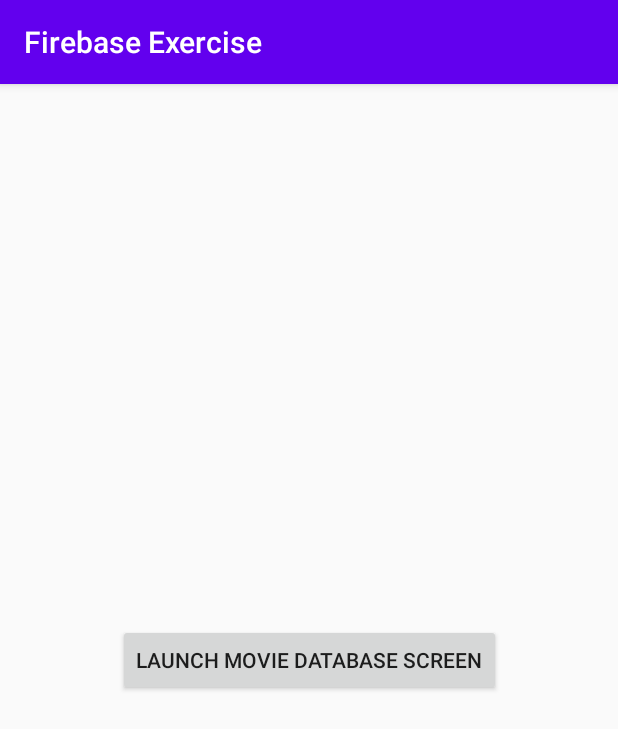
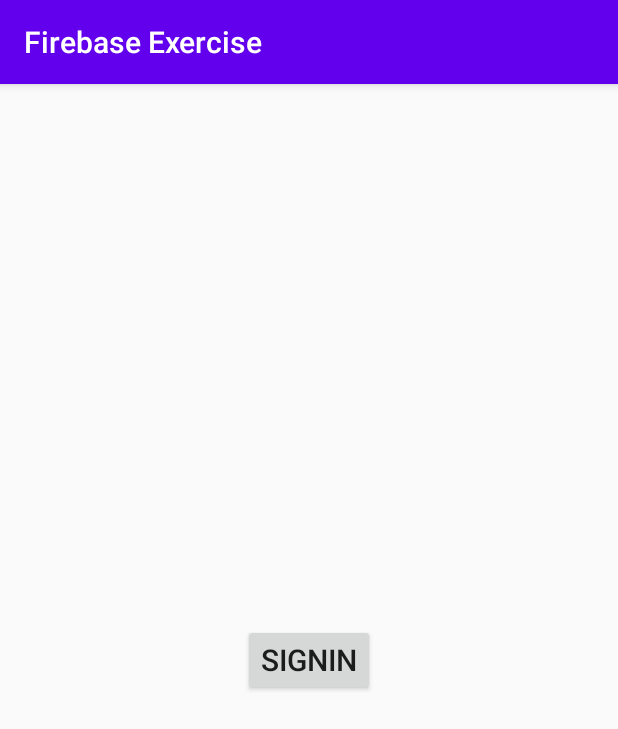
Before and after one commit to al-nafis/firebase-exercise, an Android app: the screen it shows after launch (MainActivity before the commit, SignInActivity after it), on a phone screen of 412 x 824 dp. Shown: the top 729 px of the screen. Run offline under Robolectric (Android 15) with nearby library versions, the phone set to English and light mode, and no system bars; our stand-ins replace Dagger/Hilt's generated code, Firebase (no records; nobody signed in at launch, a user with empty details on screens opened directly), RxJava, data binding.

```diff
--- a/app/src/main/AndroidManifest.xml
+++ b/app/src/main/AndroidManifest.xml
@@ -13,7 +13,8 @@
         android:roundIcon="@mipmap/ic_launcher_round"
         android:supportsRtl="true"
         android:theme="@style/AppTheme">
-        <activity android:name=".movie_viewer.MovieViewerActivity"></activity>
+        <activity android:name=".sign_in.SignInActivity" />
+        <activity android:name=".movie_viewer.MovieViewerActivity" />
         <activity android:name=".add_movie.AddMovieActivity" />
         <activity android:name=".MainActivity">
             <intent-filter>
--- a/app/src/main/java/com/example/firebase_exercise/MainActivity.kt
+++ b/app/src/main/java/com/example/firebase_exercise/MainActivity.kt
@@ -1,13 +1,28 @@
 package com.example.firebase_exercise
 
-import android.content.Intent
 import android.os.Bundle
+import android.view.Menu
+import android.view.MenuItem
 import androidx.databinding.DataBindingUtil
 import com.example.firebase_exercise.databinding.ActivityMainBinding
 import com.example.firebase_exercise.movie_viewer.MovieViewerActivity
+import com.example.firebase_exercise.sign_in.SignInActivity
+import com.google.android.gms.auth.api.signin.GoogleSignIn
+import com.google.android.gms.auth.api.signin.GoogleSignInClient
+import com.google.android.gms.auth.api.signin.GoogleSignInOptions
+import com.google.firebase.auth.FirebaseAuth
+import com.google.firebase.auth.FirebaseUser
 import io.reactivex.rxjava3.disposables.CompositeDisposable
+import javax.inject.Inject
 
 class MainActivity : BaseActivity() {
+
+    @Inject
+    lateinit var sharedPrefUtil: SharedPrefUtil
+
+    private lateinit var firebaseAuth: FirebaseAuth
+    private var firebaseUser: FirebaseUser? = null
+    private lateinit var googleSignInClient: GoogleSignInClient
 
     override fun onCreate(savedInstanceState: Bundle?) {
         super.onCreate(savedInstanceState)
@@ -15,10 +30,51 @@ class MainActivity : BaseActivity() {
         binding.activity = this
     }
 
+    override fun onResume() {
+        super.onResume()
+        authenticateUser()
+    }
+
     override fun getDisposable(): CompositeDisposable =
         CompositeDisposable()
 
+    override fun onCreateOptionsMenu(menu: Menu?): Boolean {
+        menuInflater.inflate(R.menu.main_menu, menu)
+        return true
+    }
+
+    override fun onOptionsItemSelected(item: MenuItem): Boolean {
+        return if (item.itemId == R.id.sign_out_menu) {
+            firebaseAuth.signOut()
+            googleSignInClient.signOut()
+            sharedPrefUtil.setUser(SharedPrefUtil.ANONYMOUS)
+            launchActivity(SignInActivity::class)
+            finish()
+            true
+        } else {
+            super.onOptionsItemSelected(item)
+        }
+    }
+
     fun launchMovieDatabase() {
-        startActivity(Intent(this, MovieViewerActivity::class.java))
+        launchActivity(MovieViewerActivity::class)
+        finish()
+    }
+
+    private fun authenticateUser() {
+        val gso: GoogleSignInOptions =
+            GoogleSignInOptions.Builder(GoogleSignInOptions.DEFAULT_SIGN_IN)
+                .requestIdToken(getString(R.string.default_web_client_id))
+                .requestEmail()
+                .build()
+        googleSignInClient = GoogleSignIn.getClient(this, gso)
+        firebaseAuth = FirebaseAuth.getInstance()
+        firebaseUser = firebaseAuth.currentUser
+
+        firebaseUser?.let {
+            sharedPrefUtil.setUser(it.email!!)
+        } ?: run{
+            launchActivity(SignInActivity::class)
+        }
     }
 }
--- /dev/null
+++ b/app/src/main/java/com/example/firebase_exercise/SharedPrefUtil.kt
@@ -0,0 +1,26 @@
+package com.example.firebase_exercise
+
+import android.content.SharedPreferences
+import androidx.annotation.StringDef
+import javax.inject.Inject
+
+class SharedPrefUtil @Inject constructor(private val sharedPreferences: SharedPreferences) {
+
+    @Retention(AnnotationRetention.SOURCE)
+    @StringDef(DEFAULT_VALUE)
+    annotation class SharedPrefKey
+
+    companion object {
+        const val DEFAULT_VALUE = "defaultValue"
+        const val ANONYMOUS = "anonymous"
+        const val USER = "user"
+    }
+
+    fun setUser(user: String) = setString(USER, user)
+    fun getUser() : String = getString(USER, ANONYMOUS)
+
+    private fun setString(@SharedPrefKey key: String, value: String) =
+        sharedPreferences.edit().putString(key, value).apply()
+    private fun getString(@SharedPrefKey key: String, defaultValue: String = DEFAULT_VALUE): String =
+        sharedPreferences.getString(key, defaultValue)!!
+}
--- a/app/src/main/java/com/example/firebase_exercise/dagger_components/ActivityModule.kt
+++ b/app/src/main/java/com/example/firebase_exercise/dagger_components/ActivityModule.kt
@@ -3,6 +3,7 @@ package com.example.firebase_exercise.dagger_components
 import com.example.firebase_exercise.MainActivity
 import com.example.firebase_exercise.add_movie.AddMovieActivity
 import com.example.firebase_exercise.movie_viewer.MovieViewerActivity
+import com.example.firebase_exercise.sign_in.SignInActivity
 import dagger.Module
 import dagger.android.ContributesAndroidInjector
 
@@ -16,4 +17,7 @@ abstract class ActivityModule {
 
     @ContributesAndroidInjector
     abstract fun providesMovieViewerActivity(): MovieViewerActivity
+
+    @ContributesAndroidInjector
+    abstract fun providesSignInActivity(): SignInActivity
 }
--- a/app/src/main/java/com/example/firebase_exercise/dagger_components/SharedModule.kt
+++ b/app/src/main/java/com/example/firebase_exercise/dagger_components/SharedModule.kt
@@ -1,5 +1,7 @@
 package com.example.firebase_exercise.dagger_components
 
+import android.content.Context
+import android.content.SharedPreferences
 import com.google.firebase.database.DatabaseReference
 import com.google.firebase.database.FirebaseDatabase
 import dagger.Module
@@ -12,6 +14,10 @@ class SharedModule {
     @MovieDatabase
     fun provideMoviesFirebaseDatabase(): DatabaseReference =
         FirebaseDatabase.getInstance().getReference("movies")
+
+    @Provides
+    fun provideSharedPreferences(@ApplicationContext context: Context) : SharedPreferences =
+        context.getSharedPreferences("appPref", Context.MODE_PRIVATE)
 }
 
 @Qualifier
--- /dev/null
+++ b/app/src/main/java/com/example/firebase_exercise/sign_in/SignInActivity.kt
@@ -0,0 +1,89 @@
+package com.example.firebase_exercise.sign_in
+
+import android.content.Intent
+import android.os.Bundle
+import androidx.databinding.DataBindingUtil
+import com.example.firebase_exercise.BaseActivity
+import com.example.firebase_exercise.MainActivity
+import com.example.firebase_exercise.R
+import com.example.firebase_exercise.databinding.ActivitySignInBinding
+import com.example.firebase_exercise.events.Toaster
+import com.google.android.gms.auth.api.signin.GoogleSignIn
+import com.google.android.gms.auth.api.signin.GoogleSignInAccount
+import com.google.android.gms.auth.api.signin.GoogleSignInClient
+import com.google.android.gms.auth.api.signin.GoogleSignInOptions
+import com.google.android.gms.common.api.ApiException
+import com.google.firebase.auth.FirebaseAuth
+import com.google.firebase.auth.GoogleAuthProvider
+import io.reactivex.rxjava3.disposables.CompositeDisposable
+import io.reactivex.rxjava3.kotlin.subscribeBy
+import javax.inject.Inject
+
+class SignInActivity : BaseActivity() {
+
+    @Inject
+    lateinit var signInViewModel: SignInViewModel
+
+    @Inject
+    lateinit var toaster: Toaster
+
+    private lateinit var signInClient: GoogleSignInClient
+    private lateinit var firebaseAuth: FirebaseAuth
+
+    private val RC_SIGN_IN = 9001
+
+    override fun onCreate(savedInstanceState: Bundle?) {
+        super.onCreate(savedInstanceState)
+        val binding: ActivitySignInBinding =
+            DataBindingUtil.setContentView(this, R.layout.activity_sign_in)
+        binding.model = signInViewModel
+
+        val gso: GoogleSignInOptions =
+            GoogleSignInOptions.Builder(GoogleSignInOptions.DEFAULT_SIGN_IN)
+                .requestIdToken(getString(R.string.default_web_client_id))
+                .requestEmail()
+                .build()
+        signInClient = GoogleSignIn.getClient(this, gso)
+        firebaseAuth = FirebaseAuth.getInstance()
+    }
+
+    override fun getDisposable(): CompositeDisposable =
+        CompositeDisposable().apply {
+            add(signInViewModel.signInOrderChannel.subscribeBy(
+                onNext = {
+                    startActivityForResult(signInClient.signInIntent, RC_SIGN_IN)
+                },
+                onError = { it.printStackTrace() }
+            ))
+        }
+
+    override fun onActivityResult(requestCode: Int, resultCode: Int, data: Intent?) {
+        super.onActivityResult(requestCode, resultCode, data)
+
+        if (requestCode == RC_SIGN_IN) {
+            val task = GoogleSignIn.getSignedInAccountFromIntent(data)
+            try {
+                val account: GoogleSignInAccount = task.getResult(ApiException::class.java)!!
+                firebaseWithGoogle(account)
+            } catch (e: ApiException) {
+                e.printStackTrace()
+            }
+        }
+    }
+
+    private fun firebaseWithGoogle(account: GoogleSignInAccount) {
+        val credential = GoogleAuthProvider.getCredential(account.idToken, null)
+        firebaseAuth.signInWithCredential(credential)
+            .addOnCompleteListener(this
+            ) {
+                if (it.isSuccessful) {
+                    launchActivity(MainActivity::class)
+                    finish()
+                } else {
+                    toaster.toast("Sign In Failed")
+                }
+            }
+    }
+
+
+}
--- /dev/null
+++ b/app/src/main/java/com/example/firebase_exercise/sign_in/SignInViewModel.kt
@@ -0,0 +1,14 @@
+package com.example.firebase_exercise.sign_in
+
+import com.example.firebase_exercise.BaseViewModel
+import io.reactivex.rxjava3.subjects.PublishSubject
+import javax.inject.Inject
+
+class SignInViewModel @Inject constructor() : BaseViewModel() {
+
+    val signInOrderChannel: PublishSubject<Boolean> = PublishSubject.create()
+
+    fun signInWithGoogle() {
+        signInOrderChannel.onNext(true)
+    }
+}
--- /dev/null
+++ b/app/src/main/res/layout/activity_sign_in.xml
@@ -0,0 +1,27 @@
+<?xml version="1.0" encoding="utf-8"?>
+<layout>
+    <data>
+        <variable
+            name="model"
+            type="com.example.firebase_exercise.sign_in.SignInViewModel" />
+    </data>
+    <androidx.constraintlayout.widget.ConstraintLayout xmlns:android="http://schemas.android.com/apk/res/android"
+        xmlns:app="http://schemas.android.com/apk/res-auto"
+        xmlns:tools="http://schemas.android.com/tools"
+        android:layout_width="match_parent"
+        android:layout_height="match_parent"
+        tools:context="com.example.firebase_exercise.sign_in.SignInActivity">
+
+        <Button
+            android:layout_width="wrap_content"
+            android:layout_height="wrap_content"
+            android:textSize="20sp"
+            android:text="SignIn"
+            android:onClick="@{() -> model.signInWithGoogle()}"
+            app:layout_constraintTop_toTopOf="parent"
+            app:layout_constraintBottom_toBottomOf="parent"
+            app:layout_constraintStart_toStartOf="parent"
+            app:layout_constraintEnd_toEndOf="parent" />
+
+    </androidx.constraintlayout.widget.ConstraintLayout>
+</layout>
--- /dev/null
+++ b/app/src/main/res/menu/main_menu.xml
@@ -0,0 +1,8 @@
+<?xml version="1.0" encoding="utf-8"?>
+<menu xmlns:android="http://schemas.android.com/apk/res/android"
+    xmlns:app="http://schemas.android.com/apk/res-auto">
+    <item
+        android:id="@+id/sign_out_menu"
+        android:title="Sign Out"
+        app:showAsAction="never"/>
+</menu>
```
Also changed, not shown: app/build.gradle (+8 -3 lines).
